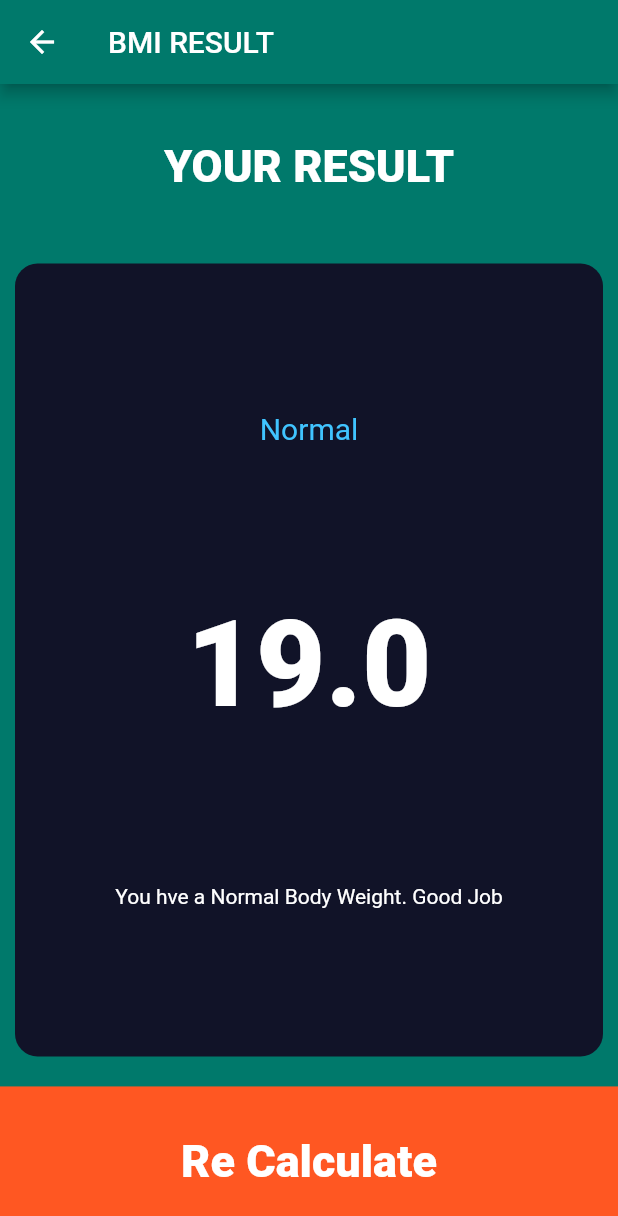
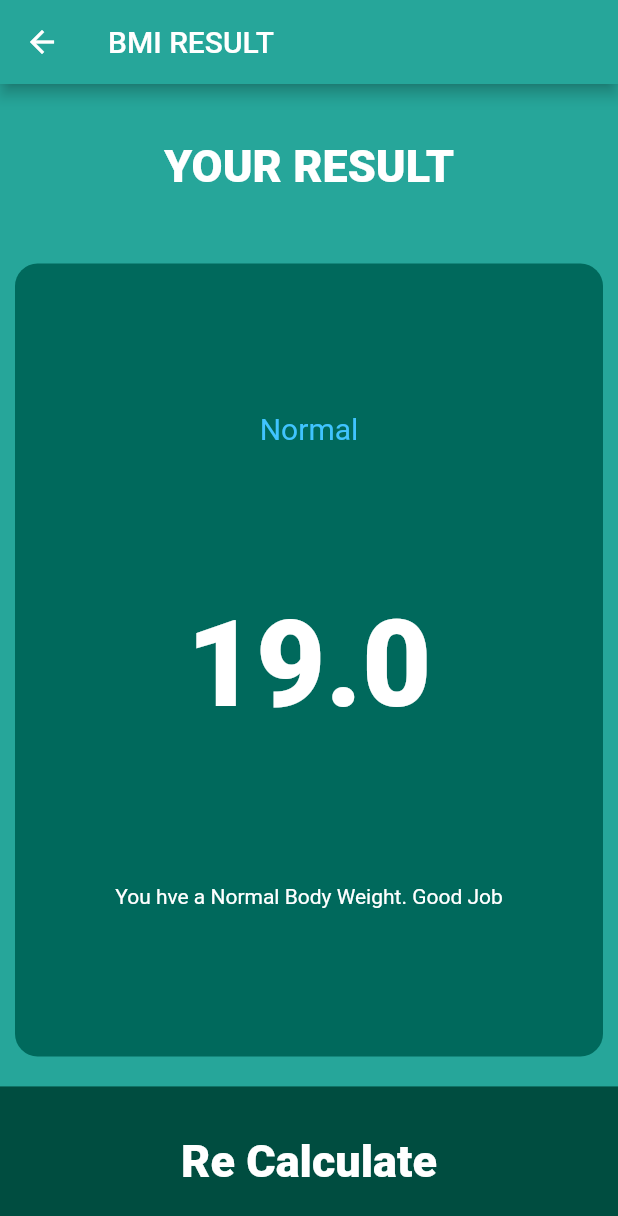
Before and after one commit to arslanashraf006/newbmicalculator, a Flutter app: the screen it shows after launch, after a tap on "Calculate", on a phone screen of 412 x 824 dp. Shown: the top 1216 px of the screen. Run offline on Flutter 3.47's test engine with Material 2 defaults, Android fonts, the phone set to English and light mode, and no system bars; our stand-ins replace font_awesome_flutter.

Commit message:
Some UI changes

```diff
--- a/lib/Input_Page.dart
+++ b/lib/Input_Page.dart
@@ -26,7 +26,7 @@ class _InputPageState extends State<InputPage> {
   Widget build(BuildContext context) {
     return Scaffold(
       appBar: AppBar(
-        title: Text('BMI'),
+        title: Text('BMI Calculator'),
       ),
       body: Column(
         children: [
@@ -99,7 +99,7 @@ class _InputPageState extends State<InputPage> {
               children: [
                 Expanded(
                   child: Repeate_contanier(
-                    colors: Color(0xFF1D1E33),
+                    colors: Color(0xFF00695c),
                     cardWidge: Column(
                       mainAxisAlignment: MainAxisAlignment.center,
                       children: [
@@ -121,7 +121,7 @@ class _InputPageState extends State<InputPage> {
                           value: slider_height.toDouble(),
                           min: 100.0,
                           max: 220.0,
-                          activeColor: Colors.cyan[700],
+                          activeColor: Colors.teal[900],
                           inactiveColor: Colors.white,
                           onChanged: (double newvalue) {
                             setState(() {
@@ -173,7 +173,7 @@ class _InputPageState extends State<InputPage> {
                         )
                       ],
                     ),
-                    colors: Color(0xFF1D1E33),
+                    colors: Color(0xFF00695c),
                   ),
                 ),
                 Expanded(
@@ -207,7 +207,7 @@ class _InputPageState extends State<InputPage> {
                           )
                         ],
                       ),
-                      colors: Color(0xFF1D1E33)),
+                      colors: Color(0xFF00695c)),
                 ),
               ],
             ),
@@ -231,7 +231,7 @@ class _InputPageState extends State<InputPage> {
               child: Center(
                 child: Text('Calculate', style: ConstentTextLabe3),
               ),
-              color: Colors.deepOrange,
+              color: Colors.teal[900],
               height: 60,
               width: double.infinity,
               margin: EdgeInsets.only(top: 10),
--- a/lib/Resultfind.dart
+++ b/lib/Resultfind.dart
@@ -56,7 +56,7 @@ class Resultfind extends StatelessWidget {
                   child: Center(
                     child: Text('Re Calculate', style: ConstentTextLabe3),
                   ),
-                  color: Colors.deepOrange,
+                  color: Colors.teal[900],
                   height: 60,
                   width: double.infinity,
                   margin: EdgeInsets.only(top: 10),
--- a/lib/constent_variable.dart
+++ b/lib/constent_variable.dart
@@ -1,7 +1,7 @@
 import 'package:flutter/material.dart';
 
-const activationcolor = Color(0xFF111328);
-const deactivationcolor = Color(0xFF1D1E33);
+const activationcolor = Color(0xFF00695c);
+const deactivationcolor = Color(0xFF00695c);
 
 const ConstentTextLabel = TextStyle(
   fontSize: 15,
--- a/lib/main.dart
+++ b/lib/main.dart
@@ -12,8 +12,8 @@ class BmiCalculatur extends StatelessWidget {
     return MaterialApp(
       home: InputPage(),
       theme: ThemeData.dark().copyWith(
-        primaryColor: Colors.teal[700],
-        scaffoldBackgroundColor: Colors.teal[700],
+        primaryColor: Colors.teal[400],
+        scaffoldBackgroundColor: Colors.teal[400],
       ),
     );
   }
```
Also changed, not shown: lib/RepeateTextIcon.dart (+0 -26 lines).
